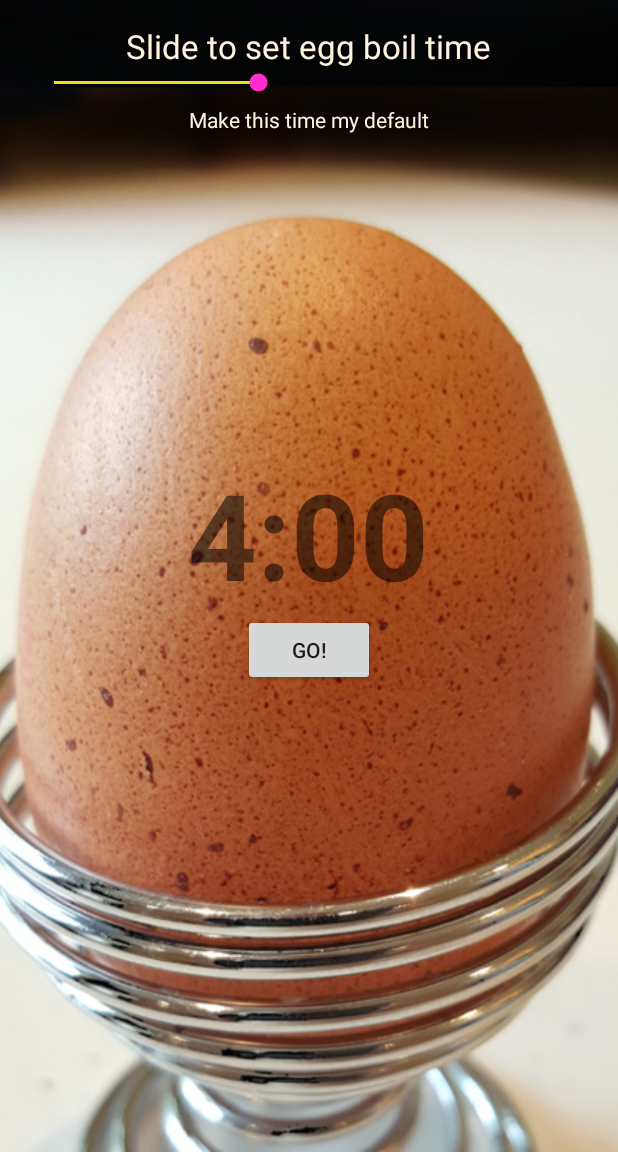
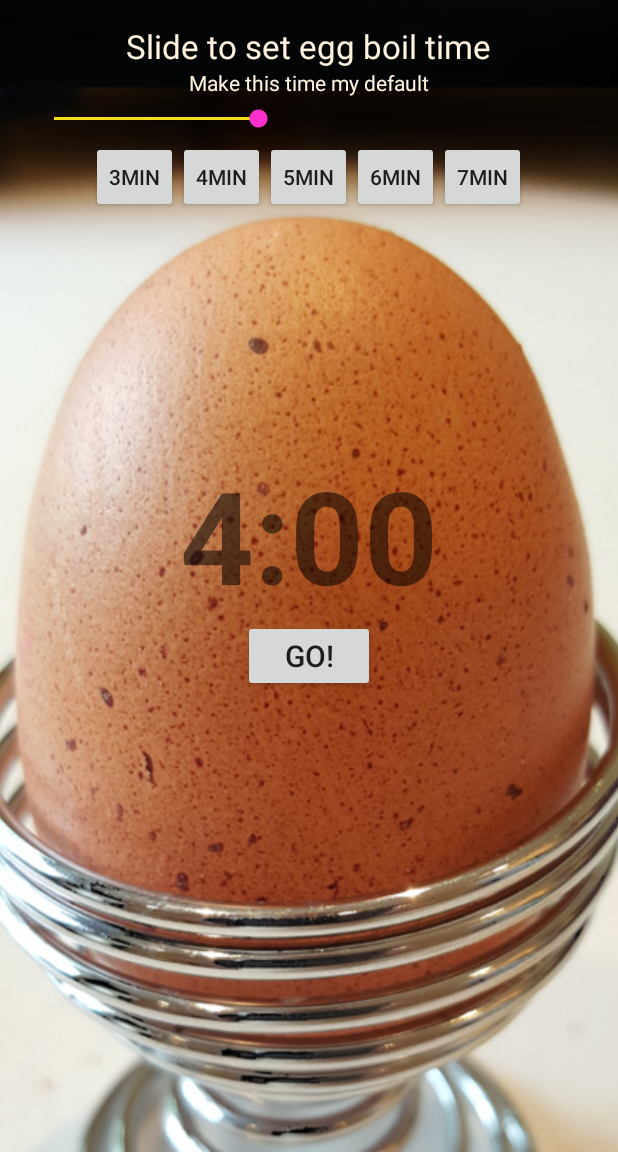
Before and after one commit to abhi7054/Egg_Timer, an Android app: the screen it shows after launch (MainActivity), on a phone screen of 412 x 824 dp, the part 84-1236 px from its top. Run offline under Robolectric (Android 15) with nearby library versions, the phone set to English and light mode, and no system bars; our stand-ins replace AdMob; 2 statements that could not run were skipped.

Commit message:
Rate the Perfect Egg Timer included.

```diff
--- a/app/build.gradle
+++ b/app/build.gradle
@@ -11,8 +11,8 @@ android {
         applicationId "org.reallysimpleapps.eggtimer"
         minSdkVersion 16
         targetSdkVersion 23
-        versionCode 13
-        versionName "1.85"
+        versionCode 16
+        versionName "1.85.5"
     }
     buildTypes {
         release {
@@ -28,5 +28,7 @@ dependencies {
     compile 'com.android.support:appcompat-v7:23.2.1'
     compile "com.google.android.gms:play-services-appinvite:8.3.0"
     compile 'com.google.android.gms:play-services-ads:8.3.0'
+    compile 'com.google.android.gms:play-services:8.3.0'
+
 
 }
--- a/app/src/main/AndroidManifest.xml
+++ b/app/src/main/AndroidManifest.xml
@@ -45,7 +45,6 @@
             android:name=".EggPhoto"
             android:label="Time's Up"
             android:parentActivityName="org.reallysimpleapps.eggtimer.MainActivity" >
-
         </activity>
 
 
--- a/app/src/main/java/org/reallysimpleapps/eggtimer/MainActivity.java
+++ b/app/src/main/java/org/reallysimpleapps/eggtimer/MainActivity.java
@@ -3,6 +3,7 @@ package org.reallysimpleapps.eggtimer;
 import android.app.Notification;
 import android.app.NotificationManager;
 import android.app.PendingIntent;
+import android.content.ActivityNotFoundException;
 import android.content.Context;
 import android.content.Intent;
 import android.content.SharedPreferences;
@@ -23,7 +24,6 @@ import android.widget.SeekBar;
 import android.widget.TextView;
 import android.widget.Toast;
 
-import com.google.android.gms.ads.AdSize;
 import com.google.android.gms.appinvite.AppInvite;
 import com.google.android.gms.appinvite.AppInviteInvitation;
 import com.google.android.gms.appinvite.AppInviteInvitationResult;
@@ -36,7 +36,7 @@ import com.google.android.gms.ads.AdView;
 
 // TODO Add settings menu and add about app and about making the perfect app, plus share and rate
 
-public class MainActivity extends AppCompatActivity implements GoogleApiClient.ConnectionCallbacks, GoogleApiClient.OnConnectionFailedListener {
+public class MainActivity extends AppCompatActivity implements View.OnClickListener, GoogleApiClient.ConnectionCallbacks, GoogleApiClient.OnConnectionFailedListener {
 
     SeekBar timerSeekBar;
     TextView timerTextView;
@@ -50,6 +50,13 @@ public class MainActivity extends AppCompatActivity implements GoogleApiClient.C
     Vibrator vibrator;
     private static final int REQUEST_INVITE = 0;
     int defaultTime;
+    Button mins3;
+    Button mins4;
+    Button mins5;
+    Button mins6;
+    Button mins7;
+    int timesUsed;
+
 
 
     public void resetTimer() {
@@ -87,8 +94,26 @@ public class MainActivity extends AppCompatActivity implements GoogleApiClient.C
         timerSeekBar.setEnabled(true);
         counterIsActive = false;
 
+        // Find out how many times app has run by checking SharedPreferences file
+        SharedPreferences sharedPreferences = getSharedPreferences("MyData", Context.MODE_PRIVATE);
+        timesUsed = sharedPreferences.getInt("numberOfUses", 0);
+        timesUsed++; // add 1 to times used and store new figure in SharedPreferences
+
+        // Store another use of timer to Shared Preferences
+        SharedPreferences.Editor editor = sharedPreferences.edit();
+        editor.putInt("numberOfUses", timesUsed);
+        editor.commit();
+
+        if(timesUsed % 5 == 0){
         // Display invite friends App Invite button
         inviteFriends.setVisibility(View.VISIBLE);
+        }
+        else {
+            // Potentially request a Google Play rating, though will depend on AppRater settings
+            new AppRater(this).show();
+        }
+
+
     }
 
     public void updateTimer(int secondsLeft) {
@@ -110,6 +135,7 @@ public class MainActivity extends AppCompatActivity implements GoogleApiClient.C
         if (controlBtnIsAgain) {
             controlBtnIsAgain = false;
             egg.setImageResource(R.drawable.egg1);
+            inviteFriends.setVisibility(View.INVISIBLE);
             resetTimer();
 
         } else if (counterIsActive == false) {
@@ -178,6 +204,13 @@ public class MainActivity extends AppCompatActivity implements GoogleApiClient.C
     protected void onCreate(Bundle savedInstanceState) {
         super.onCreate(savedInstanceState);
         setContentView(R.layout.activity_main);
+
+        mins3 = (Button) findViewById(R.id.min3);
+        mins4 = (Button) findViewById(R.id.min4);
+        mins5 = (Button) findViewById(R.id.min5);
+        mins6 = (Button) findViewById(R.id.min6);
+        mins7 = (Button) findViewById(R.id.min7);
+
 
         AdView mAdView = (AdView) findViewById(R.id.adView);
         AdRequest adRequest = new AdRequest.Builder().build();
@@ -375,4 +408,47 @@ public class MainActivity extends AppCompatActivity implements GoogleApiClient.C
 
     }
 
+
+    @Override
+    public void onClick(View v) {
+        switch (v.getId()){
+            case R.id.min3:
+                setTime(180);
+                break;
+
+            case R.id.min4:
+                setTime(240);
+                break;
+
+            case R.id.min5:
+                setTime(300);
+                break;
+
+            case R.id.min6:
+                setTime(360);
+                break;
+
+            case R.id.min7:
+                setTime(420);
+                break;
+        }
+    }
+
+    public void setTime(int secondsToSet){
+
+        int timeCheck = secondsToSet;
+        timerSeekBar.setProgress(timeCheck);
+        // convert seconds to mins and secs.
+        int minutes = timeCheck / 60;
+        int seconds = timeCheck - minutes * 60;
+        String secondString = Integer.toString(seconds);
+        if (seconds <= 9) {
+            secondString = "0" + secondString;
+        }
+        timerTextView.setText(((Integer.toString(minutes) + ":" + secondString)));
+
+        long[] pattern = {0, 50}; // short vibrate pattern for setting default time
+        vibrator.vibrate(pattern, -1); // start vibrate
+    }
+
 }
--- a/app/src/main/res/layout/activity_main.xml
+++ b/app/src/main/res/layout/activity_main.xml
@@ -5,7 +5,6 @@
     android:layout_width="fill_parent"
     android:layout_height="fill_parent"
     xmlns:app="http://schemas.android.com/apk/res-auto"
-
     tools:context="org.reallysimpleapps.eggtimer.MainActivity">
 
     <android.support.v7.widget.Toolbar
@@ -46,7 +45,7 @@
         android:layout_height="30dp"
         android:id="@+id/timerSeekBar"
         android:layout_alignParentTop="true"
-        android:layout_marginTop="96dp"
+        android:layout_marginTop="120dp"
         android:layout_centerHorizontal="true"
         android:thumbTint="@color/colorAccent"
         android:progressTint="@color/colorPrimary"
@@ -61,7 +60,7 @@
         android:textStyle="bold"
         android:layout_centerVertical="true"
         android:id="@+id/timerTextView"
-        android:textSize="80sp"
+        android:textSize="86sp"
         android:layout_centerHorizontal="true" />
 
     <Button
@@ -71,13 +70,15 @@
         android:id="@+id/controllerBtn"
         android:onClick="controlTimer"
         android:layout_below="@+id/timerTextView"
-        android:layout_centerHorizontal="true" />
+        android:layout_centerHorizontal="true"
+        android:textSize="20sp" />
 
     <ImageView
         android:layout_width="wrap_content"
         android:layout_height="wrap_content"
         android:id="@+id/inviteFriends"
         android:layout_alignParentBottom="true"
+        android:layout_marginBottom="75dp"
         android:layout_alignParentRight="true"
         android:layout_alignParentEnd="true"
         android:src="@drawable/tellfriends"
@@ -94,7 +95,7 @@
         android:textAppearance="?android:attr/textAppearanceLarge"
         android:textColor="#FFF3E0"
         android:id="@+id/makeDefaultTextView"
-        android:layout_below="@+id/timerSeekBar"
+        android:layout_below="@+id/slideBartextView"
         android:layout_centerHorizontal="true"
         android:textSize="14sp"
         android:onClick="makeDefaultTime" />
@@ -109,5 +110,70 @@
         ads:adUnitId="@string/banner_ad_unit_id">
     </com.google.android.gms.ads.AdView>
 
+    <LinearLayout
+        android:layout_width="match_parent"
+        android:layout_height="wrap_content"
+        android:layout_below="@id/timerSeekBar"
+        android:orientation="horizontal"
+        android:gravity="center_horizontal">
+
+
+    <Button
+        style="?android:attr/buttonStyleSmall"
+        android:layout_width="wrap_content"
+        android:layout_height="wrap_content"
+        android:text="3min"
+        android:id="@+id/min3"
+        android:layout_below="@+id/timerSeekBar"
+        android:onClick="onClick">
+
+    </Button>
+
+        <Button
+            style="?android:attr/buttonStyleSmall"
+            android:layout_width="wrap_content"
+            android:layout_height="wrap_content"
+            android:text="4min"
+            android:id="@+id/min4"
+            android:layout_below="@+id/timerSeekBar"
+            android:onClick="onClick">
+        </Button>
+
+        <Button
+            style="?android:attr/buttonStyleSmall"
+            android:layout_width="wrap_content"
+            android:layout_height="wrap_content"
+            android:text="5min"
+            android:id="@+id/min5"
+            android:layout_below="@+id/timerSeekBar"
+            android:onClick="onClick">
+        </Button>
+
+        <Button
+            style="?android:attr/buttonStyleSmall"
+            android:layout_width="wrap_content"
+            android:layout_height="wrap_content"
+            android:text="6min"
+            android:id="@+id/min6"
+            android:layout_below="@+id/timerSeekBar"
+            android:onClick="onClick">
+        </Button>
+
+        <Button
+            style="?android:attr/buttonStyleSmall"
+            android:layout_width="wrap_content"
+            android:layout_height="wrap_content"
+            android:text="7min"
+            android:id="@+id/min7"
+            android:layout_below="@+id/timerSeekBar"
+            android:onClick="onClick">
+        </Button>
+
+
+
+
+
+    </LinearLayout>
+
 
 </RelativeLayout>
--- a/app/src/main/res/values/strings.xml
+++ b/app/src/main/res/values/strings.xml
@@ -1,5 +1,5 @@
 <resources>
-    <string name="banner_ad_unit_id">ca-app-pub-5658160199002627/1396870992</string>
+    <string name="banner_ad_unit_id" translatable="false">ca-app-pub-5658160199002627/1396870992</string>
 
     <string name="app_name">Perfect Egg Timer</string>
     <string name="Egg_Timer_Alert">Egg Timer Alert!</string>
--- a/app/src/main/res/values/styles.xml
+++ b/app/src/main/res/values/styles.xml
@@ -10,6 +10,8 @@
         <item name="colorPrimary">@color/colorPrimary</item>
         <item name="colorPrimaryDark">@color/colorPrimaryDark</item>
         <item name="colorAccent">@color/colorAccent</item>
+
     </style>
 
+
 </resources>
```
Also changed, not shown: app/src/main/java/org/reallysimpleapps/eggtimer/AppRater.java (added, +329 -0 lines), 2 other files.
